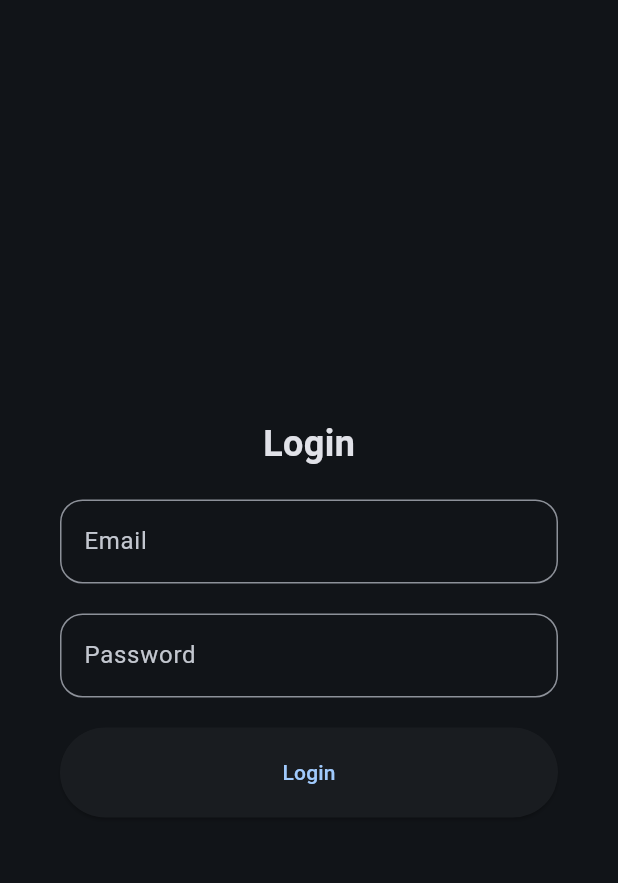
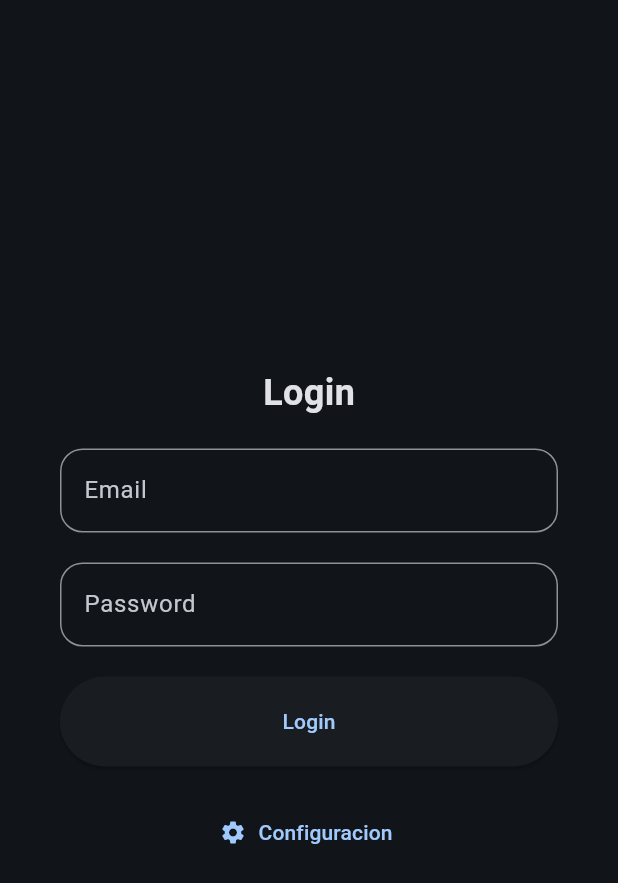
Before and after one commit to Erik172/desd_app, a Flutter app: the screen it shows after launch, on a phone screen of 412 x 824 dp. Shown: the top 883 px of the screen. Run offline on Flutter 3.47's test engine with Material 3 defaults, Android fonts, the light colour scheme and no system bars; our stand-ins replace file_picker, flutter_secure_storage, go_router, shared_preferences; missing offline and left inert: universal_html.

Commit message:
Add configuration page and API base URL management; update navigation and login flow

```diff
--- a/lib/main.dart
+++ b/lib/main.dart
@@ -1,17 +1,21 @@
-// ignore: depend_on_referenced_packages
 import 'package:flutter_web_plugins/url_strategy.dart';
 import 'package:flutter/material.dart';
 import 'package:desd_app/routes/app_router.dart';
 import 'package:desd_app/providers/providers.dart';
 import 'package:provider/provider.dart';
+import 'package:desd_app/utils/constants.dart';
 
-void main() {
+void main() async {
+  WidgetsFlutterBinding.ensureInitialized();
   usePathUrlStrategy();
-  runApp(const MyApp());
+  final apiBaseUrl = await Constants.apiBaseUrl;
+  runApp(MyApp(apiBaseUrl: apiBaseUrl));
 }
 
 class MyApp extends StatelessWidget {
-  const MyApp({super.key});
+  final String apiBaseUrl;
+
+  const MyApp({super.key, required this.apiBaseUrl});
 
   @override
   Widget build(BuildContext context) {
--- a/lib/providers/navigation_provider.dart
+++ b/lib/providers/navigation_provider.dart
@@ -15,7 +15,7 @@ class NavigationProvider extends ChangeNotifier {
   int get selectedIndex => _selectedIndex;
 
   void onItemTapped(BuildContext context, int index) {
-    if (_selectedIndex == index) return; // Do nothing if the same index is selected
+    // if (_selectedIndex == index) return; // Do nothing if the same index is selected
 
     _selectedIndex = index;
     notifyListeners();
--- a/lib/routes/app_router.dart
+++ b/lib/routes/app_router.dart
@@ -55,7 +55,7 @@ final router = GoRouter(
     final authService = AuthService();
     final isLoggedIn = await authService.isLoggedIn();
 
-    final publicRoutes = {'/login'};
+    final publicRoutes = {'/login', '/configuracion'};
 
     if (!isLoggedIn && !publicRoutes.contains(state.matchedLocation)) {
       return '/login';
--- a/lib/screens/auth/login/login_page.dart
+++ b/lib/screens/auth/login/login_page.dart
@@ -1,5 +1,6 @@
 import 'package:desd_app/screens/auth/login/login_view_model.dart';
 import 'package:flutter/material.dart';
+import 'package:go_router/go_router.dart';
 import 'package:provider/provider.dart';
 
 class LoginPage extends StatelessWidget {
@@ -86,6 +87,16 @@ class LoginPage extends StatelessWidget {
                             ),
                             if (viewModel.isLoading) const CircularProgressIndicator(),
                             if (viewModel.errorMessage != null) Text(viewModel.errorMessage!),
+
+                            const SizedBox(height: 20),
+
+                            TextButton.icon(
+                              onPressed: () {
+                                context.push('/configuracion');
+                              },
+                              icon: const Icon(Icons.settings),
+                              label: const Text('Configuracion'),
+                            ),
                           ],
                         ),
                       ),
--- a/lib/screens/auth/login/login_view_model.dart
+++ b/lib/screens/auth/login/login_view_model.dart
@@ -41,7 +41,7 @@ class LoginViewModel extends ChangeNotifier {
 
     try {
       final response = await http.post(
-        Uri.parse('${Constants.apiBaseUrl}/api/v1/auth/login'),
+        Uri.parse('${await Constants.apiBaseUrl}/api/v1/auth/login'),
         headers: <String, String>{
           'Content-Type': 'application/json; charset=UTF-8',
         },
--- a/lib/utils/constants.dart
+++ b/lib/utils/constants.dart
@@ -1,3 +1,17 @@
+// filepath: /D:/DESD_PROJECT/desd_app/lib/utils/constants.dart
+import 'package:shared_preferences/shared_preferences.dart';
+
 class Constants {
-  static const String apiBaseUrl = 'http://127.0.0.1:8080';
+  static const String _apiBaseUrlKey = 'apiBaseUrl';
+  static const String _defaultApiBaseUrl = 'http://127.0.0.1:8080';
+
+  static Future<String> get apiBaseUrl async {
+    final prefs = await SharedPreferences.getInstance();
+    return prefs.getString(_apiBaseUrlKey) ?? _defaultApiBaseUrl;
+  }
+
+  static Future<void> setApiBaseUrl(String url) async {
+    final prefs = await SharedPreferences.getInstance();
+    await prefs.setString(_apiBaseUrlKey, url);
+  }
 }
--- a/lib/widgets/common_navegation_rail.dart
+++ b/lib/widgets/common_navegation_rail.dart
@@ -81,10 +81,10 @@ class _CommonNavegationRailState extends State<CommonNavegationRail> {
                 ),
                 label: Text('Resultados'),
               ),
-              // NavigationRailDestination(
-              //   icon: Icon(Icons.settings),
-              //   label: Text('Configuracion'),
-              // ),
+              NavigationRailDestination(
+                icon: Icon(Icons.settings),
+                label: Text('Configuracion'),
+              ),
             ],
             trailing: isAdmin
                 ? IconButton(
```
Also changed, not shown: lib/screens/config/config_page.dart (+51 -3 lines), lib/screens/config/config_view_model.dart (+24 -0 lines), lib/services/result_service.dart (+4 -6 lines).
